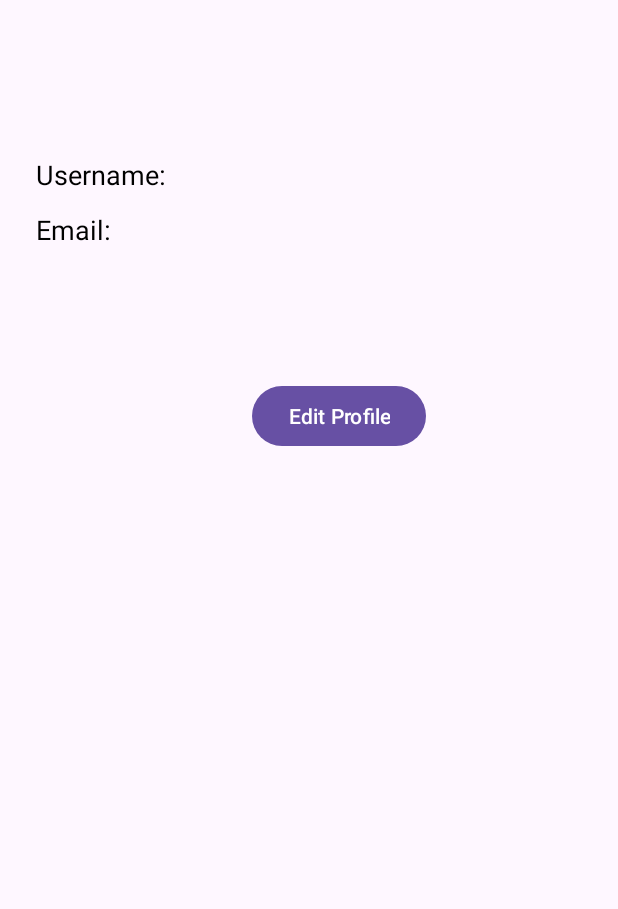
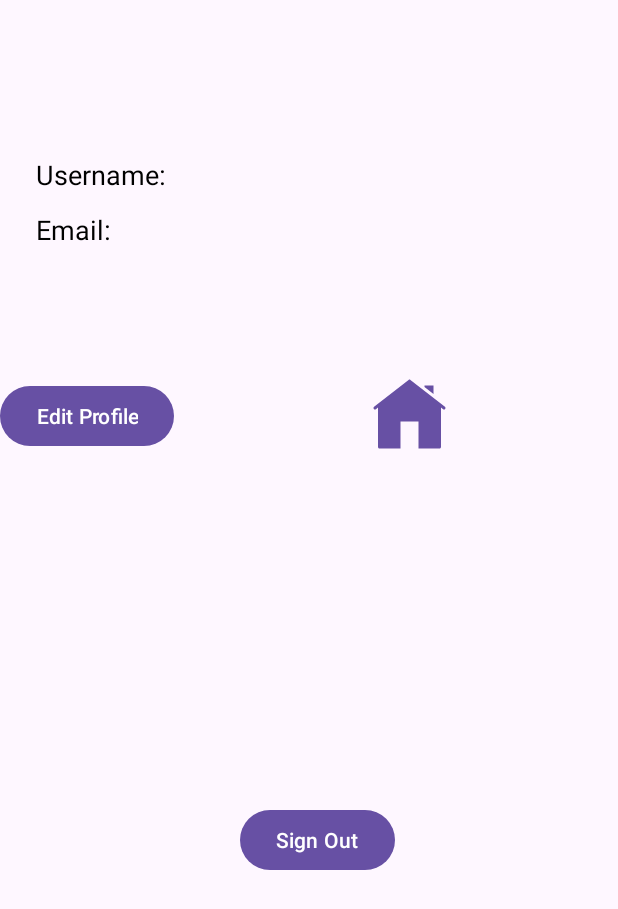
Before and after one commit to nilanviduranga/Android-ToDo, an Android app: the UserInfoActivity screen opened directly, with no data from a screen before it, on a phone screen of 412 x 824 dp. Shown: the top 909 px of the screen. Run offline under Robolectric (Android 15) with nearby library versions, the phone set to English and light mode, and no system bars; 1 statement that could not run was skipped.

Commit message:
dev info
dev info and user info buttons

```diff
--- a/app/src/main/AndroidManifest.xml
+++ b/app/src/main/AndroidManifest.xml
@@ -12,6 +12,9 @@
         android:supportsRtl="true"
         android:theme="@style/Theme.ToDo"
         tools:targetApi="31">
+        <activity
+            android:name=".DevInfoActivity"
+            android:exported="false" />
         <activity
             android:name=".UserInfoEditActivity"
             android:exported="false" />
--- /dev/null
+++ b/app/src/main/res/drawable/home.xml
@@ -0,0 +1,10 @@
+<vector xmlns:android="http://schemas.android.com/apk/res/android"
+    android:width="50dp"
+    android:height="50dp"
+    android:viewportWidth="50"
+    android:viewportHeight="50"
+    android:tint="#0166FF">
+  <path
+      android:fillColor="#FF000000"
+      android:pathData="M25,1.051C24.782,1.051 24.566,1.12 24.381,1.26L1.381,19.211C0.951,19.551 0.871,20.179 1.211,20.619C1.551,21.049 2.179,21.129 2.619,20.789L4,19.711L4,46C4,46.55 4.45,47 5,47L19,47L19,29L31,29L31,47L45,47C45.55,47 46,46.55 46,46L46,19.711L47.381,20.789C47.571,20.929 47.78,21 48,21C48.3,21 48.589,20.869 48.789,20.619C49.129,20.179 49.049,19.551 48.619,19.211L25.619,1.26C25.434,1.12 25.218,1.051 25,1.051zM35,5L35,6.051L41,10.73L41,5L35,5z"/>
+</vector>
--- /dev/null
+++ b/app/src/main/res/drawable/user_details.xml
@@ -0,0 +1,5 @@
+<vector android:height="24dp" android:tint="#0166FF"
+    android:viewportHeight="24" android:viewportWidth="24"
+    android:width="24dp" xmlns:android="http://schemas.android.com/apk/res/android">
+    <path android:fillColor="@android:color/white" android:pathData="M12,2C6.48,2 2,6.48 2,12s4.48,10 10,10s10,-4.48 10,-10S17.52,2 12,2zM12,6c1.93,0 3.5,1.57 3.5,3.5S13.93,13 12,13s-3.5,-1.57 -3.5,-3.5S10.07,6 12,6zM12,20c-2.03,0 -4.43,-0.82 -6.14,-2.88C7.55,15.8 9.68,15 12,15s4.45,0.8 6.14,2.12C16.43,19.18 14.03,20 12,20z"/>
+</vector>
--- a/app/src/main/res/layout/activity_user_info.xml
+++ b/app/src/main/res/layout/activity_user_info.xml
@@ -63,9 +63,29 @@
         android:layout_width="wrap_content"
         android:layout_height="wrap_content"
         android:layout_marginTop="88dp"
-        android:layout_marginEnd="128dp"
         android:text="Edit Profile"
-        app:layout_constraintEnd_toEndOf="parent"
-        app:layout_constraintTop_toBottomOf="@id/email_label" />
+        app:layout_constraintTop_toBottomOf="@id/email_label"
+        tools:layout_editor_absoluteX="109dp" />
+
+    <Button
+        android:id="@+id/sign_out"
+        android:layout_width="wrap_content"
+        android:layout_height="wrap_content"
+        android:layout_marginStart="160dp"
+        android:layout_marginTop="536dp"
+        android:text="Sign Out"
+        app:layout_constraintStart_toStartOf="parent"
+        app:layout_constraintTop_toTopOf="parent" />
+
+    <Button
+        android:id="@+id/go_home"
+        android:layout_width="50dp"
+        android:layout_height="50dp"
+        android:layout_marginStart="248dp"
+        android:layout_marginTop="252dp"
+        android:background="@drawable/home"
+        android:text=""
+        app:layout_constraintStart_toStartOf="parent"
+        app:layout_constraintTop_toTopOf="parent" />
 
 </androidx.constraintlayout.widget.ConstraintLayout>
```
Also changed, not shown: app/src/main/java/com/nvsoft/todo/DevInfoActivity.java (added, +27 -0 lines), app/src/main/java/com/nvsoft/todo/MainActivity.java (+4 -5 lines), app/src/main/res/drawable/info.xml (added, +10 -0 lines), app/src/main/res/layout/activity_dev_info.xml (added, +128 -0 lines), app/src/main/res/layout/activity_main.xml (+15 -13 lines).
